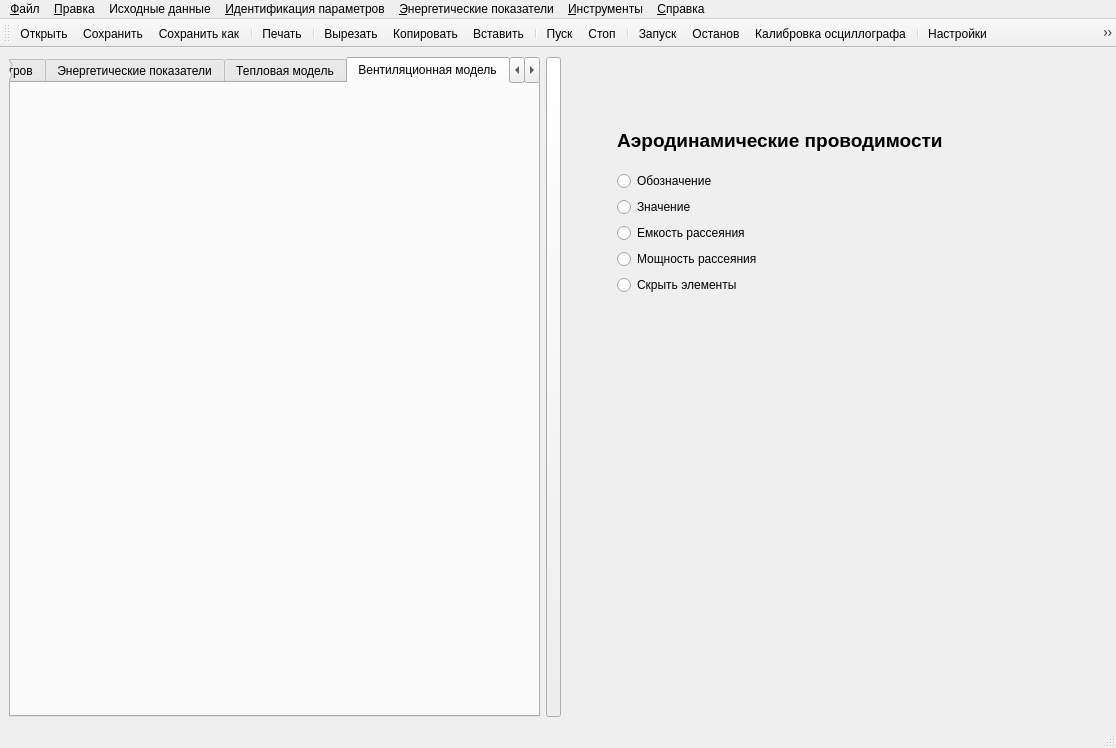
First picture: the form in ImView/mainwindow.ui, repository Ivanos121/ImView, before the edit.
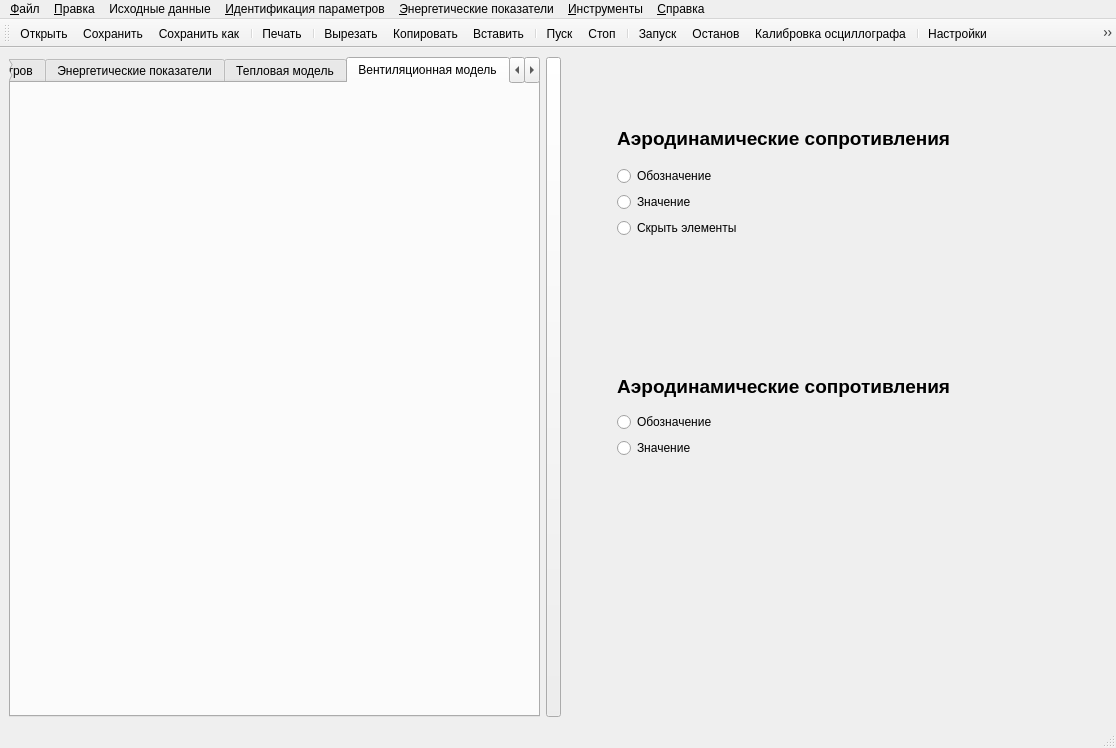
Second picture: the form after the edit. The open tabs and pages were chosen to show the change. Icons and pictures are not drawn. Custom widgets are drawn as their Qt base class.

```diff
--- a/ImView/mainwindow.ui
+++ b/ImView/mainwindow.ui
@@ -1220,14 +1220,14 @@
           <x>50</x>
           <y>60</y>
           <width>365</width>
-          <height>178</height>
+          <height>121</height>
          </rect>
         </property>
         <layout class="QVBoxLayout" name="verticalLayout_11">
          <item>
           <widget class="QLabel" name="label_23">
            <property name="text">
-            <string>&lt;html&gt;&lt;head/&gt;&lt;body&gt;&lt;p&gt;&lt;span style=&quot; font-size:14pt; font-weight:700;&quot;&gt;Аэродинамические проводимости&lt;/span&gt;&lt;/p&gt;&lt;/body&gt;&lt;/html&gt;</string>
+            <string>&lt;html&gt;&lt;head/&gt;&lt;body&gt;&lt;p&gt;&lt;span style=&quot; font-size:14pt; font-weight:700;&quot;&gt;Аэродинамические сопротивления&lt;/span&gt;&lt;/p&gt;&lt;/body&gt;&lt;/html&gt;</string>
            </property>
           </widget>
          </item>
@@ -1248,26 +1248,45 @@
          <item>
           <widget class="QRadioButton" name="radioButton_13">
            <property name="text">
-            <string>Емкость рассеяния</string>
-           </property>
-          </widget>
-         </item>
-         <item>
-          <widget class="QRadioButton" name="radioButton_14">
-           <property name="text">
-            <string>Мощность рассеяния</string>
-           </property>
-          </widget>
-         </item>
-         <item>
-          <widget class="QRadioButton" name="radioButton_15">
-           <property name="text">
             <string>Скрыть элементы</string>
            </property>
           </widget>
          </item>
         </layout>
        </widget>
+       <widget class="QWidget" name="layoutWidget_3">
+        <property name="geometry">
+         <rect>
+          <x>50</x>
+          <y>310</y>
+          <width>365</width>
+          <height>91</height>
+         </rect>
+        </property>
+        <layout class="QVBoxLayout" name="verticalLayout_12">
+         <item>
+          <widget class="QLabel" name="label_27">
+           <property name="text">
+            <string>&lt;html&gt;&lt;head/&gt;&lt;body&gt;&lt;p&gt;&lt;span style=&quot; font-size:14pt; font-weight:700;&quot;&gt;Аэродинамические сопротивления&lt;/span&gt;&lt;/p&gt;&lt;/body&gt;&lt;/html&gt;</string>
+           </property>
+          </widget>
+         </item>
+         <item>
+          <widget class="QRadioButton" name="radioButton_16">
+           <property name="text">
+            <string>Обозначение</string>
+           </property>
+          </widget>
+         </item>
+         <item>
+          <widget class="QRadioButton" name="radioButton_17">
+           <property name="text">
+            <string>Значение</string>
+           </property>
+          </widget>
+         </item>
+        </layout>
+       </widget>
       </widget>
       <widget class="QWidget" name="page_12">
        <layout class="QGridLayout" name="gridLayout_14">
```
Left out of the diff: 2 changed lines with no effect on the pictures.
